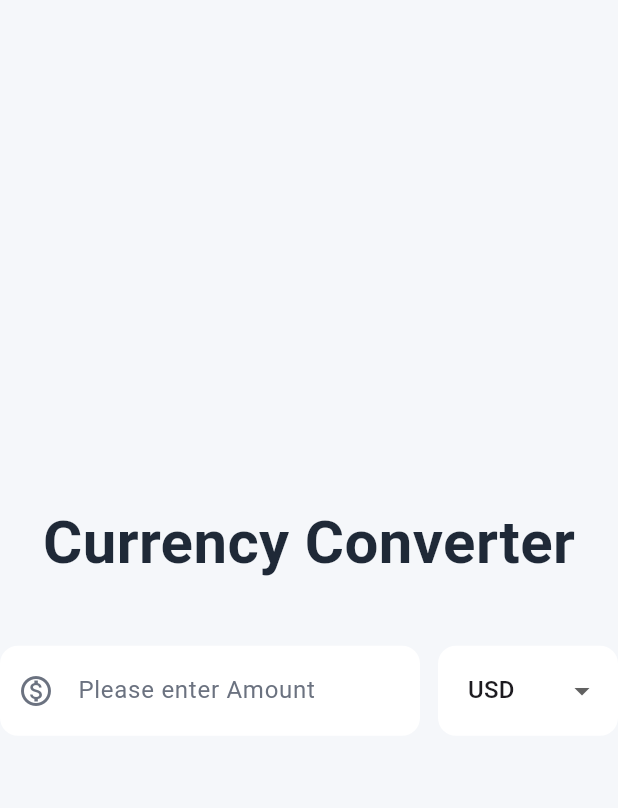
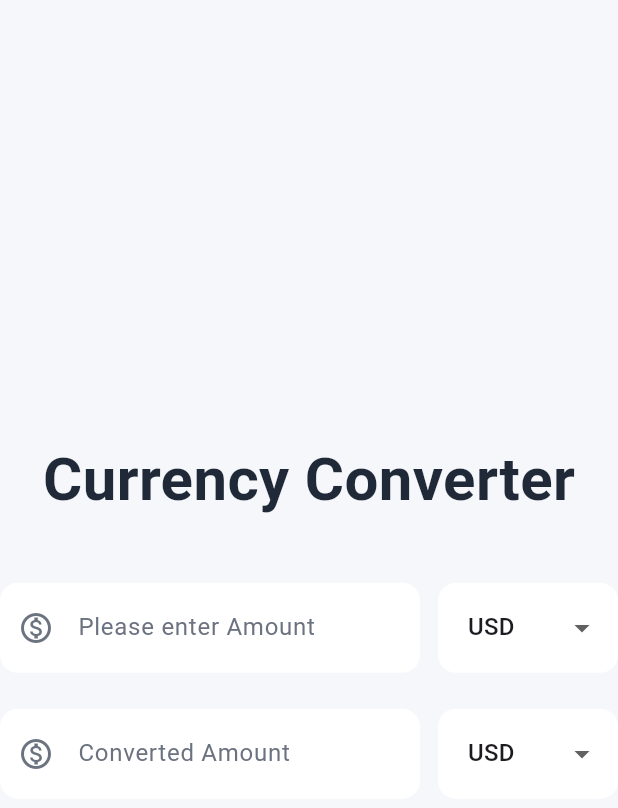
Before and after one commit to zishahed/Flutter-Projects, a Flutter app: the screen it shows after launch, on a phone screen of 412 x 824 dp. Shown: the top 808 px of the screen. Run offline on Flutter 3.47's test engine with Material 3 defaults, Android fonts, the phone set to English and light mode, and no system bars.

Commit message:
ready final skelaton for currency converter

```diff
--- a/currency_converter_app/lib/home_page.dart
+++ b/currency_converter_app/lib/home_page.dart
@@ -1,4 +1,5 @@
 import 'package:flutter/material.dart';
+import 'package:flutter/services.dart';
 
 class HomePage extends StatelessWidget {
   const HomePage({super.key});
@@ -6,6 +7,13 @@ class HomePage extends StatelessWidget {
   @override
   Widget build(BuildContext context) {
     final List<String> currency = ["USD", "BDT", "JPY", "INR", "EUR"];
+
+    final border = OutlineInputBorder(
+      borderRadius: BorderRadius.circular(12),
+      borderSide: BorderSide.none,
+    );
+
+    final padding = const EdgeInsets.symmetric(horizontal: 16, vertical: 18);
 
     return Scaffold(
       backgroundColor: const Color.fromARGB(255, 245, 247, 250),
@@ -29,6 +37,21 @@ class HomePage extends StatelessWidget {
                 children: [
                   Expanded(
                     child: TextField(
+                      keyboardType: const TextInputType.numberWithOptions(
+                        signed: false, // denying - sign, negative numbers
+                        decimal: true, // allowing dot
+                      ),
+
+                      // this controls what Flutter accepts
+                      // by typing this Formatter I am denying the use of
+                      // negative (-) sign even though it is in the keyboard
+                      // this is imported from services.dart package
+                      inputFormatters: [
+                        FilteringTextInputFormatter.allow(
+                          RegExp(r'^\d*\.?\d*'),
+                        ),
+                      ],
+
                       decoration: InputDecoration(
                         prefixIcon: Icon(Icons.monetization_on_outlined),
                         prefixIconColor: Color.fromARGB(255, 107, 114, 128),
@@ -41,15 +64,10 @@ class HomePage extends StatelessWidget {
                         filled: true,
                         fillColor: Colors.white,
 
-                        border: OutlineInputBorder(
-                          borderRadius: BorderRadius.circular(12),
-                          borderSide: BorderSide.none,
-                        ),
+                        focusedBorder: border,
+                        enabledBorder: border,
 
-                        contentPadding: const EdgeInsets.symmetric(
-                          horizontal: 16,
-                          vertical: 18,
-                        ),
+                        contentPadding: padding,
                       ),
                     ),
                   ),
@@ -64,15 +82,70 @@ class HomePage extends StatelessWidget {
                         filled: true,
                         fillColor: Colors.white,
 
-                        border: OutlineInputBorder(
-                          borderRadius: BorderRadius.circular(12),
-                          borderSide: BorderSide.none,
+                        focusedBorder: border,
+                        enabledBorder: border,
+
+                        contentPadding: padding,
+                      ),
+
+                      items: currency.map((item) {
+                        return DropdownMenuItem<String>(
+                          value: item,
+                          child: Text(item),
+                        );
+                      }).toList(),
+
+                      onChanged: (initialValue) {
+                        debugPrint("Selected currency: $initialValue");
+                      },
+                    ),
+                  ),
+                ],
+              ),
+            ),
+
+            Padding(padding: EdgeInsets.all(12)),
+
+            SizedBox(
+              width: 450,
+              child: Row(
+                children: [
+                  Expanded(
+                    child: TextField(
+                      readOnly: true,
+                      decoration: InputDecoration(
+                        prefixIcon: Icon(Icons.monetization_on_outlined),
+                        prefixIconColor: Color.fromARGB(255, 107, 114, 128),
+
+                        hintText: "Converted Amount",
+                        hintStyle: const TextStyle(
+                          color: Color.fromARGB(255, 107, 114, 128),
                         ),
+                        filled: true,
+                        fillColor: Colors.white,
 
-                        contentPadding: const EdgeInsets.symmetric(
-                          horizontal: 16,
-                          vertical: 18,
-                        ),
+                        focusedBorder: border,
+                        enabledBorder: border,
+
+                        contentPadding: padding,
+                      ),
+                    ),
+                  ),
+                  const SizedBox(width: 12),
+
+                  SizedBox(
+                    width: 120,
+                    child: DropdownButtonFormField<String>(
+                      initialValue: currency[0],
+
+                      decoration: InputDecoration(
+                        filled: true,
+                        fillColor: Colors.white,
+
+                        focusedBorder: border,
+                        enabledBorder: border,
+
+                        contentPadding: padding,
                       ),
 
                       items: currency.map((item) {
```
